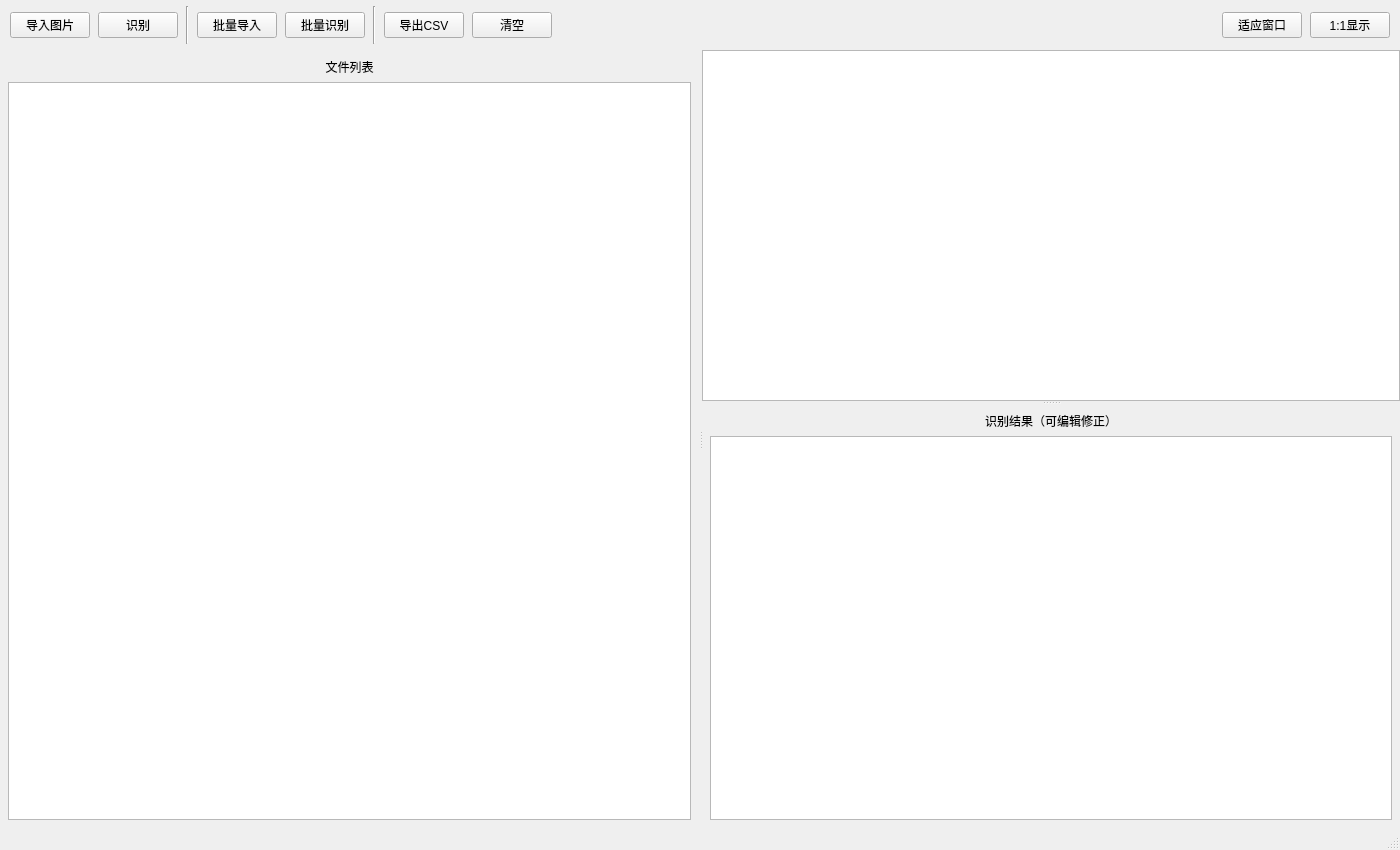
First picture: the form in src/mainwindow.ui, repository littleHuixian/ocr_analysis_system, before the edit.
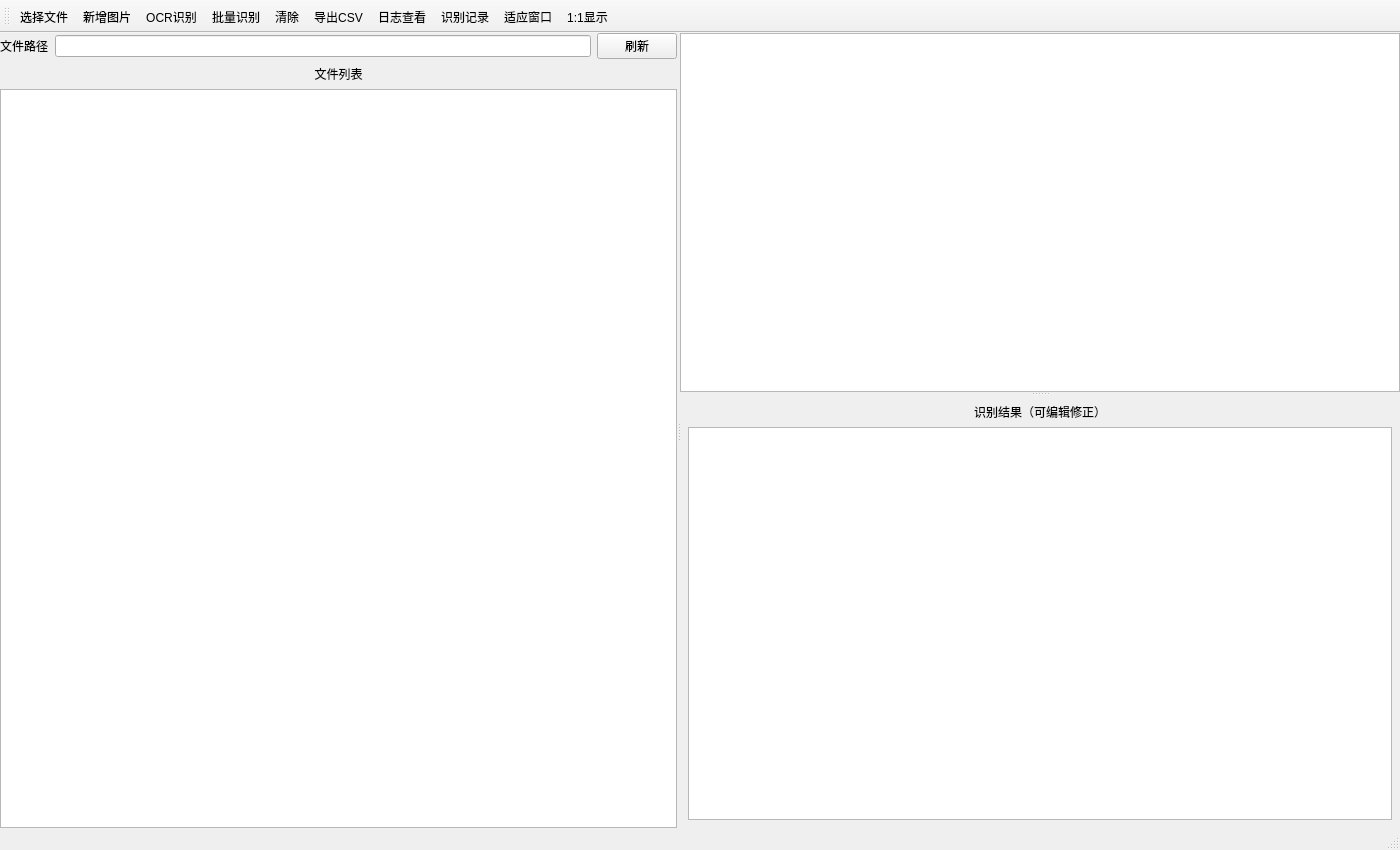
Second picture: the form after the edit. Icons and pictures are not drawn. Custom widgets are drawn as their Qt base class.

Commit message: 完善界面交互：图标资源、默认加载图片与窗口标题

The edit to the form file:
```diff
--- a/src/mainwindow.ui
+++ b/src/mainwindow.ui
@@ -30,122 +30,6 @@
     <property name="bottomMargin">
      <number>0</number>
     </property>
-    <item>
-     <widget class="QWidget" name="toolBarPanel" native="true">
-      <property name="maximumSize">
-       <size>
-        <width>16777215</width>
-        <height>50</height>
-       </size>
-      </property>
-      <layout class="QHBoxLayout" name="toolBarLayout">
-       <property name="spacing">
-        <number>8</number>
-       </property>
-       <property name="leftMargin">
-        <number>10</number>
-       </property>
-       <property name="topMargin">
-        <number>6</number>
-       </property>
-       <property name="rightMargin">
-        <number>10</number>
-       </property>
-       <property name="bottomMargin">
-        <number>6</number>
-       </property>
-       <item>
-        <widget class="QPushButton" name="importBtn">
-         <property name="text">
-          <string>导入图片</string>
-         </property>
-        </widget>
-       </item>
-       <item>
-        <widget class="QPushButton" name="recognizeBtn">
-         <property name="text">
-          <string>识别</string>
-         </property>
-        </widget>
-       </item>
-       <item>
-        <widget class="QFrame" name="sepLine1">
-         <property name="frameShape">
-          <enum>QFrame::VLine</enum>
-         </property>
-         <property name="frameShadow">
-          <enum>QFrame::Sunken</enum>
-         </property>
-        </widget>
-       </item>
-       <item>
-        <widget class="QPushButton" name="batchImportBtn">
-         <property name="text">
-          <string>批量导入</string>
-         </property>
-        </widget>
-       </item>
-       <item>
-        <widget class="QPushButton" name="batchRecognizeBtn">
-         <property name="text">
-          <string>批量识别</string>
-         </property>
-        </widget>
-       </item>
-       <item>
-        <widget class="QFrame" name="sepLine2">
-         <property name="frameShape">
-          <enum>QFrame::VLine</enum>
-         </property>
-         <property name="frameShadow">
-          <enum>QFrame::Sunken</enum>
-         </property>
-        </widget>
-       </item>
-       <item>
-        <widget class="QPushButton" name="exportBtn">
-         <property name="text">
-          <string>导出CSV</string>
-         </property>
-        </widget>
-       </item>
-       <item>
-        <widget class="QPushButton" name="clearBtn">
-         <property name="text">
-          <string>清空</string>
-         </property>
-        </widget>
-       </item>
-       <item>
-        <spacer name="toolBarSpacer">
-         <property name="orientation">
-          <enum>Qt::Horizontal</enum>
-         </property>
-         <property name="sizeHint" stdset="0">
-          <size>
-           <width>40</width>
-           <height>20</height>
-          </size>
-         </property>
-        </spacer>
-       </item>
-       <item>
-        <widget class="QPushButton" name="fitBtn">
-         <property name="text">
-          <string>适应窗口</string>
-         </property>
-        </widget>
-       </item>
-       <item>
-        <widget class="QPushButton" name="resetBtn">
-         <property name="text">
-          <string>1:1显示</string>
-         </property>
-        </widget>
-       </item>
-      </layout>
-     </widget>
-    </item>
     <item>
      <widget class="QSplitter" name="mainSplitter">
       <property name="orientation">
@@ -155,23 +39,33 @@
        <number>3</number>
       </property>
       <widget class="QWidget" name="fileListPanel" native="true">
-       <layout class="QVBoxLayout" name="fileListLayout">
-        <property name="spacing">
-         <number>6</number>
-        </property>
-        <property name="leftMargin">
-         <number>8</number>
-        </property>
-        <property name="topMargin">
-         <number>8</number>
-        </property>
-        <property name="rightMargin">
-         <number>8</number>
-        </property>
-        <property name="bottomMargin">
-         <number>8</number>
-        </property>
-        <item>
+       <layout class="QGridLayout" name="gridLayout">
+        <item row="0" column="0">
+         <layout class="QHBoxLayout" name="horizontalLayout">
+          <item>
+           <widget class="QLabel" name="labelFilePath">
+            <property name="text">
+             <string>文件路径</string>
+            </property>
+           </widget>
+          </item>
+          <item>
+           <widget class="QLineEdit" name="leFilePath">
+            <property name="mouseTracking">
+             <bool>false</bool>
+            </property>
+           </widget>
+          </item>
+          <item>
+           <widget class="QPushButton" name="btnRefresh">
+            <property name="text">
+             <string>刷新</string>
+            </property>
+           </widget>
+          </item>
+         </layout>
+        </item>
+        <item row="1" column="0">
          <widget class="QLabel" name="fileListTitleLabel">
           <property name="text">
            <string>文件列表</string>
@@ -181,7 +75,7 @@
           </property>
          </widget>
         </item>
-        <item>
+        <item row="2" column="0">
          <widget class="QListWidget" name="fileListWidget">
           <property name="minimumSize">
            <size>
@@ -255,6 +149,156 @@
    </layout>
   </widget>
   <widget class="QStatusBar" name="statusBar"/>
+  <widget class="QToolBar" name="toolBar">
+   <property name="windowTitle">
+    <string>toolBar</string>
+   </property>
+   <property name="iconSize">
+    <size>
+     <width>40</width>
+     <height>40</height>
+    </size>
+   </property>
+   <property name="toolButtonStyle">
+    <enum>Qt::ToolButtonStyle::ToolButtonTextUnderIcon</enum>
+   </property>
+   <attribute name="toolBarArea">
+    <enum>TopToolBarArea</enum>
+   </attribute>
+   <attribute name="toolBarBreak">
+    <bool>false</bool>
+   </attribute>
+   <addaction name="actionSelectFile"/>
+   <addaction name="action_add"/>
+   <addaction name="action_recognize"/>
+   <addaction name="action_ocrs"/>
+   <addaction name="action_clear"/>
+   <addaction name="action_CSV"/>
+   <addaction name="action_logview"/>
+   <addaction name="action_database"/>
+   <addaction name="action_resize"/>
+   <addaction name="action_full"/>
+  </widget>
+  <action name="actionSelectFile">
+   <property name="icon">
+    <iconset resource="../images/images.qrc">
+     <normaloff>:/images/select_file.png</normaloff>:/images/select_file.png</iconset>
+   </property>
+   <property name="text">
+    <string>选择文件</string>
+   </property>
+   <property name="menuRole">
+    <enum>QAction::MenuRole::NoRole</enum>
+   </property>
+  </action>
+  <action name="action_recognize">
+   <property name="icon">
+    <iconset resource="../images/images.qrc">
+     <normaloff>:/images/ocr_scan.png</normaloff>:/images/ocr_scan.png</iconset>
+   </property>
+   <property name="text">
+    <string>OCR识别</string>
+   </property>
+   <property name="menuRole">
+    <enum>QAction::MenuRole::NoRole</enum>
+   </property>
+  </action>
+  <action name="action_ocrs">
+   <property name="icon">
+    <iconset resource="../images/images.qrc">
+     <normaloff>:/images/ocr_multi.png</normaloff>:/images/ocr_multi.png</iconset>
+   </property>
+   <property name="text">
+    <string>批量识别</string>
+   </property>
+   <property name="menuRole">
+    <enum>QAction::MenuRole::NoRole</enum>
+   </property>
+  </action>
+  <action name="action_CSV">
+   <property name="icon">
+    <iconset resource="../images/images.qrc">
+     <normaloff>:/images/export_csv.png</normaloff>:/images/export_csv.png</iconset>
+   </property>
+   <property name="text">
+    <string>导出CSV</string>
+   </property>
+   <property name="menuRole">
+    <enum>QAction::MenuRole::NoRole</enum>
+   </property>
+  </action>
+  <action name="action_clear">
+   <property name="icon">
+    <iconset resource="../images/images.qrc">
+     <normaloff>:/images/clear.png</normaloff>:/images/clear.png</iconset>
+   </property>
+   <property name="text">
+    <string>清除</string>
+   </property>
+   <property name="menuRole">
+    <enum>QAction::MenuRole::NoRole</enum>
+   </property>
+  </action>
+  <action name="action_add">
+   <property name="icon">
+    <iconset resource="../images/images.qrc">
+     <normaloff>:/images/add_picture.png</normaloff>:/images/add_picture.png</iconset>
+   </property>
+   <property name="text">
+    <string>新增图片</string>
+   </property>
+   <property name="menuRole">
+    <enum>QAction::MenuRole::NoRole</enum>
+   </property>
+  </action>
+  <action name="action_resize">
+   <property name="icon">
+    <iconset resource="../images/images.qrc">
+     <normaloff>:/images/view_resize.png</normaloff>:/images/view_resize.png</iconset>
+   </property>
+   <property name="text">
+    <string>适应窗口</string>
+   </property>
+   <property name="menuRole">
+    <enum>QAction::MenuRole::NoRole</enum>
+   </property>
+  </action>
+  <action name="action_full">
+   <property name="icon">
+    <iconset resource="../images/images.qrc">
+     <normaloff>:/images/view_full.png</normaloff>:/images/view_full.png</iconset>
+   </property>
+   <property name="text">
+    <string>1:1显示</string>
+   </property>
+   <property name="menuRole">
+    <enum>QAction::MenuRole::NoRole</enum>
+   </property>
+  </action>
+  <action name="action_logview">
+   <property name="icon">
+    <iconset resource="../images/images.qrc">
+     <normaloff>:/images/logview.png</normaloff>:/images/logview.png</iconset>
+   </property>
+   <property name="text">
+    <string>日志查看</string>
+   </property>
+   <property name="menuRole">
+    <enum>QAction::MenuRole::NoRole</enum>
+   </property>
+  </action>
+  <action name="action_database">
+   <property name="icon">
+    <iconset resource="../images/images.qrc">
+     <normaloff>:/images/database.png</normaloff>:/images/database.png</iconset>
+   </property>
+   <property name="text">
+    <string>识别记录</string>
+   </property>
+   <property name="menuRole">
+    <enum>QAction::MenuRole::NoRole</enum>
+   </property>
+  </action>
  </widget>
  <customwidgets>
   <customwidget>
```
Left out of the diff: 12 changed lines with no effect on the pictures. The commit also changes 24 other files.
